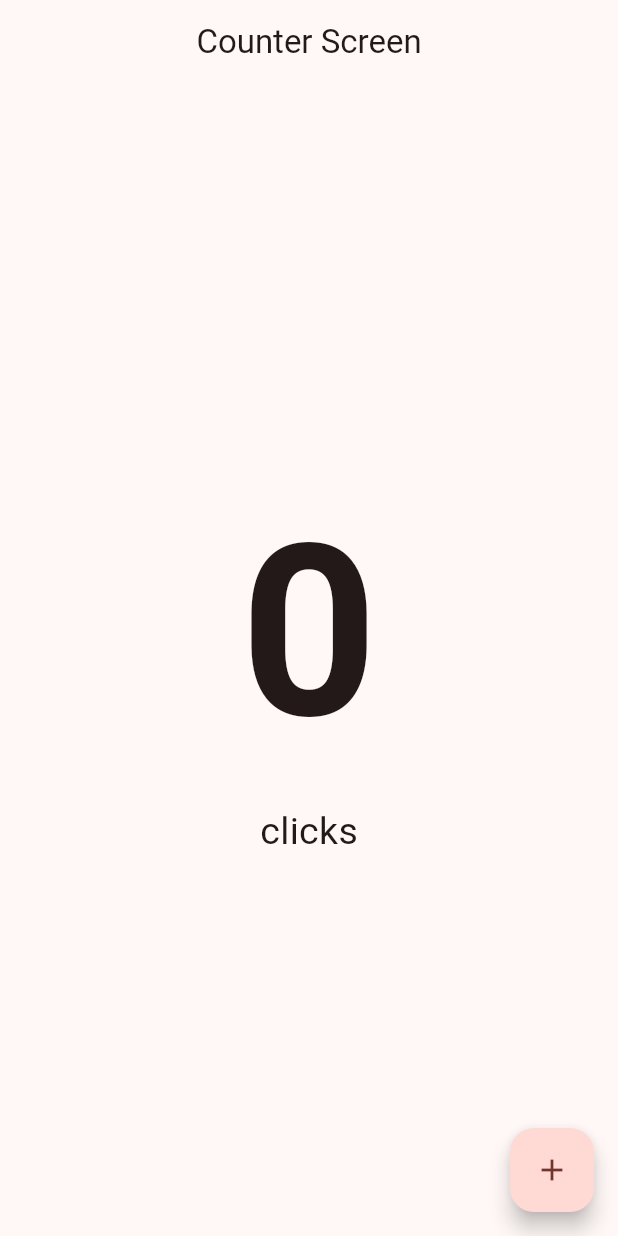
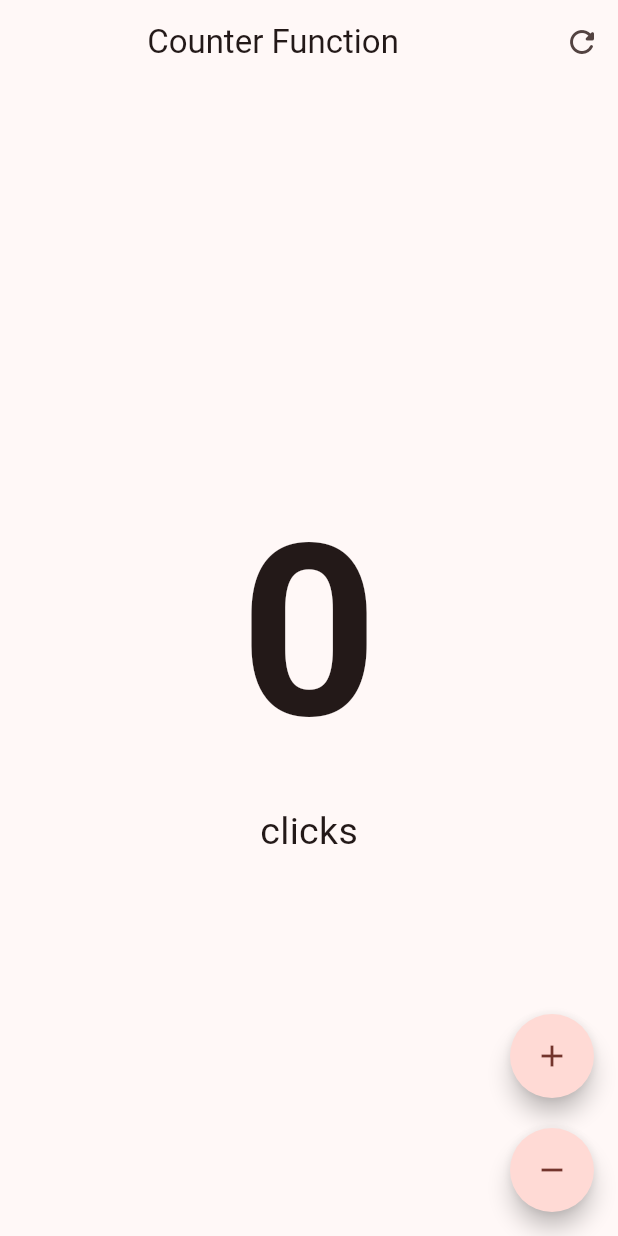
Before and after one commit to danieldarkmun20/flutter_contador, a Flutter app: the screen it shows after launch, on a phone screen of 412 x 824 dp. Run offline on Flutter 3.47's test engine with Material 3 defaults, Android fonts, the light colour scheme and no system bars.

Commit message:
Generar mi propio custom widget

```diff
--- a/lib/main.dart
+++ b/lib/main.dart
@@ -15,7 +15,7 @@ class MyApp extends StatelessWidget {
       theme: ThemeData(
         colorSchemeSeed: Colors.red
       ),
-      home: const CounterScreen(),
+      home: const CounterFunctionScreen(),
     );
   }
 }
--- a/lib/presentation/screens/counter_screen.dart
+++ b/lib/presentation/screens/counter_screen.dart
@@ -1,13 +1,13 @@
 import 'package:flutter/material.dart';
 
-class CounterScreen extends StatefulWidget {
-  const CounterScreen({super.key});
+class CounterFunctionScreen extends StatefulWidget {
+  const CounterFunctionScreen({super.key});
 
   @override
-  State<CounterScreen> createState() => _CounterScreenState();
+  State<CounterFunctionScreen> createState() => _CounterFunctionScreenState();
 }
 
-class _CounterScreenState extends State<CounterScreen> {
+class _CounterFunctionScreenState extends State<CounterFunctionScreen> {
   int counter = 0;
   String isClick = "s";
 
@@ -17,8 +17,19 @@ class _CounterScreenState extends State<CounterScreen> {
       appBar: AppBar(
         automaticallyImplyLeading: false,
         title: const Center(
-            child: Text("Counter Screen"),
-          )),
+          child: Text("Counter Function"),
+        ),
+        actions: [
+          IconButton(
+            onPressed: () {
+              setState(() {
+                counter = 0;
+              });
+            },
+            icon: const Icon(Icons.refresh_rounded),
+          )
+        ],
+      ),
       body: Center(
           child: Column(
         mainAxisAlignment: MainAxisAlignment.center,
@@ -27,18 +38,53 @@ class _CounterScreenState extends State<CounterScreen> {
             "$counter",
             style: const TextStyle(fontSize: 160, fontWeight: FontWeight.bold),
           ),
-          Text("click${counter == 1 ? '' : 's'}", style: const TextStyle(fontSize: 25))
+          Text("click${counter == 1 ? '' : 's'}",
+              style: const TextStyle(fontSize: 25))
         ],
       )),
-      floatingActionButton: FloatingActionButton(
+      floatingActionButton:
+          Column(mainAxisAlignment: MainAxisAlignment.end, children: [
+        CustomButton(
+          tooltip: "Increment Counter",
+          icon: Icons.add,
           onPressed: () {
             setState(() {
               counter++;
             });
-
           },
-        child: const Icon(Icons.add),
         ),
+        const SizedBox(
+          height: 20,
+        ),
+        CustomButton(
+            icon: Icons.remove,
+            tooltip: "Decrement Counter",
+            onPressed: () {
+              setState(() {
+                counter--;
+              });
+            })
+      ]),
     );
   }
 }
+
+class CustomButton extends StatelessWidget {
+  final IconData icon;
+  final VoidCallback? onPressed;
+  final String tooltip;
+  // final
+
+  const CustomButton(
+      {super.key, required this.icon, required this.tooltip, this.onPressed});
+
+  @override
+  Widget build(BuildContext context) {
+    return FloatingActionButton(
+      shape: const StadiumBorder(),
+      onPressed: onPressed,
+      tooltip: tooltip,
+      child: Icon(icon),
+    );
+  }
+}
```
Lines whose indentation alone changed are shown as unchanged.
